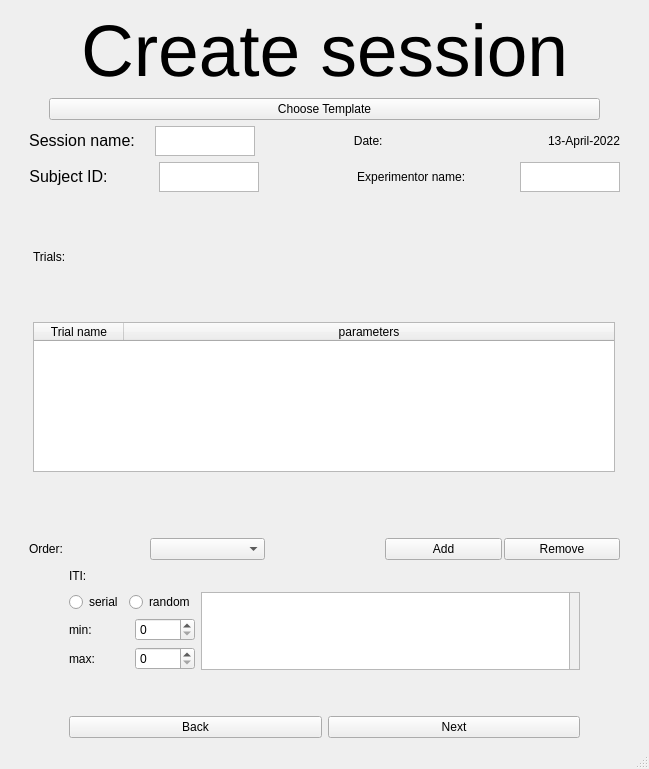
KehatSudri/Behavior_System2.0, file UI/create_session.ui: the form before one commit.
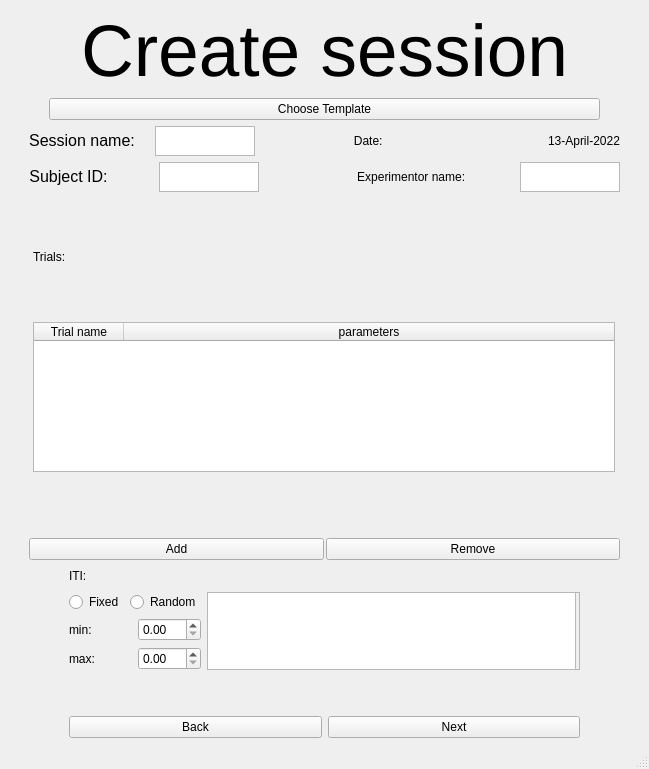
The form after the commit.

What changed in the file:
```diff
--- a/UI/create_session.ui
+++ b/UI/create_session.ui
@@ -45,7 +45,7 @@
              <string notr="true">font: 12pt &quot;Arial&quot;;</string>
             </property>
             <property name="text">
-             <string>serial</string>
+             <string>Fixed</string>
             </property>
            </widget>
           </item>
@@ -55,7 +55,7 @@
              <string notr="true">font: 12pt &quot;Arial&quot;;</string>
             </property>
             <property name="text">
-             <string>random</string>
+             <string>Random</string>
             </property>
            </widget>
           </item>
@@ -76,19 +76,6 @@
         </item>
         <item row="2" column="1" rowspan="2">
          <layout class="QGridLayout" name="iti_min_max_values_gridLayout_3">
-          <item row="3" column="0">
-           <widget class="QLabel" name="max_iti_label_3">
-            <property name="styleSheet">
-             <string notr="true">font: 12pt &quot;Arial&quot;;</string>
-            </property>
-            <property name="text">
-             <string>max: </string>
-            </property>
-           </widget>
-          </item>
-          <item row="3" column="1">
-           <widget class="QSpinBox" name="max_iti_spinBox"/>
-          </item>
           <item row="1" column="0">
            <widget class="QLabel" name="min_iti_label_3">
             <property name="styleSheet">
@@ -99,8 +86,21 @@
             </property>
            </widget>
           </item>
-          <item row="1" column="1">
-           <widget class="QSpinBox" name="min_iti_spinBox"/>
+          <item row="3" column="0">
+           <widget class="QLabel" name="max_iti_label_3">
+            <property name="styleSheet">
+             <string notr="true">font: 12pt &quot;Arial&quot;;</string>
+            </property>
+            <property name="text">
+             <string>max: </string>
+            </property>
+           </widget>
+          </item>
+          <item row="1" column="2">
+           <widget class="QDoubleSpinBox" name="min_iti_spinBox"/>
+          </item>
+          <item row="3" column="2">
+           <widget class="QDoubleSpinBox" name="max_iti_spinBox"/>
           </item>
          </layout>
         </item>
@@ -196,7 +196,7 @@
             <rect>
              <x>0</x>
              <y>0</y>
-             <width>342</width>
+             <width>335</width>
              <height>76</height>
             </rect>
            </property>
@@ -216,7 +216,7 @@
        </layout>
       </item>
       <item row="6" column="0">
-       <layout class="QHBoxLayout" name="def_trial_horizontalLayout" stretch="1,0,1">
+       <layout class="QHBoxLayout" name="def_trial_horizontalLayout" stretch="1">
         <property name="spacing">
          <number>20</number>
         </property>
@@ -235,48 +235,6 @@
         <property name="bottomMargin">
          <number>0</number>
         </property>
-        <item>
-         <layout class="QHBoxLayout" name="order_horizontalLayout" stretch="1,1">
-          <property name="spacing">
-           <number>5</number>
-          </property>
-          <item>
-           <widget class="QLabel" name="trials_order_label">
-            <property name="sizePolicy">
-             <sizepolicy hsizetype="Preferred" vsizetype="Preferred">
-              <horstretch>0</horstretch>
-              <verstretch>0</verstretch>
-             </sizepolicy>
-            </property>
-            <property name="styleSheet">
-             <string notr="true">font: 12pt &quot;Arial&quot;;</string>
-            </property>
-            <property name="text">
-             <string>Order:</string>
-            </property>
-           </widget>
-          </item>
-          <item>
-           <widget class="QComboBox" name="trials_order_cb"/>
-          </item>
-         </layout>
-        </item>
-        <item>
-         <spacer name="horizontalSpacer_13">
-          <property name="orientation">
-           <enum>Qt::Horizontal</enum>
-          </property>
-          <property name="sizeType">
-           <enum>QSizePolicy::Maximum</enum>
-          </property>
-          <property name="sizeHint" stdset="0">
-           <size>
-            <width>100</width>
-            <height>20</height>
-           </size>
-          </property>
-         </spacer>
-        </item>
         <item>
          <layout class="QHBoxLayout" name="buttons_to_set_trial_horizontalLayout_2" stretch="0,0">
           <property name="spacing">
```
